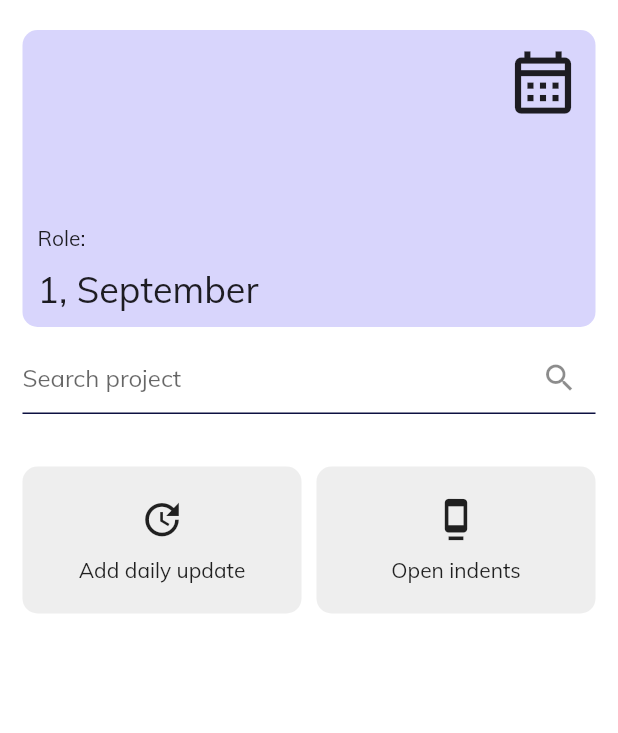
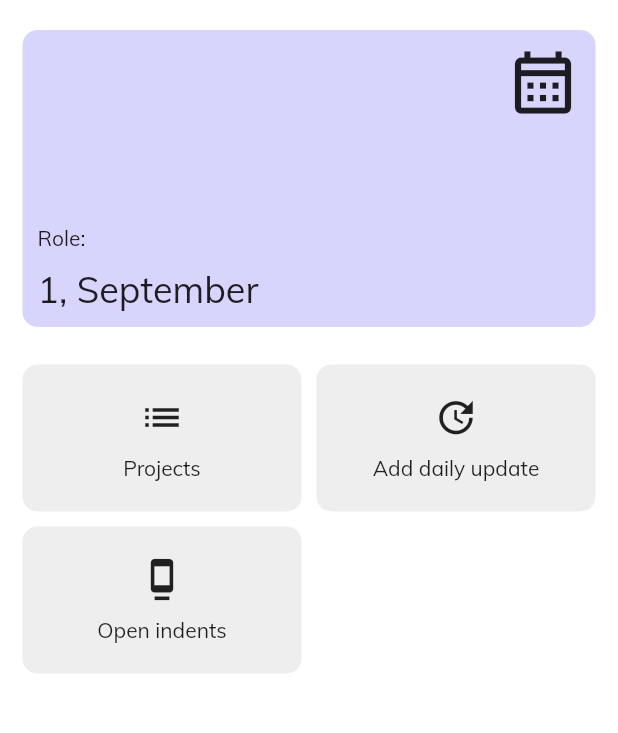
Before and after one commit to aravindathreya/buildahome_final, a Flutter app: the AdminHome widget shown alone on an empty page, opened directly, on a phone screen of 412 x 824 dp, the part 180-913 px from its top. Run offline on Flutter 3.47's test engine with Material 2 defaults, Android fonts, the phone set to English and light mode, and no system bars; our stand-ins replace cached_network_image, file_picker, flutter_spinkit, image_picker, percent_indicator, permission_handler and 2 more; missing offline and left inert: grouped_buttons_ns; accounts and stored records are empty; network calls fail.

Commit message:
Fixing projects

```diff
--- a/lib/AdminDashboard.dart
+++ b/lib/AdminDashboard.dart
@@ -10,6 +10,7 @@ import 'NavMenu.dart';
 import 'main.dart';
 import 'package:buildahome/UserHome.dart';
 import 'package:intl/intl.dart';
+import 'my_projects.dart';
 
 class AdminDashboard extends StatelessWidget {
   final GlobalKey<ScaffoldState> _scaffoldKey = new GlobalKey<ScaffoldState>();
@@ -171,74 +172,74 @@ class AdminHomeState extends State<AdminHome> {
                     ],
                   )),
             ),
-            Container(
-                margin: EdgeInsets.only(bottom: 10, top: 10, left: 15, right: 15),
-                color: Colors.white,
-                child: TextField(
-                  onTap: () {
-                    setState(() {
-                      this.showTopSection = false;
-                      this.readOnly = true;
-                      Future.delayed(
-                        Duration(milliseconds: 100),
-                        () {
-                          setState(() {
-                            this.showProjects = true;
-                            this.readOnly = false;
-                          });
-                        },
-                      );
-                    });
-                  },
-                  onChanged: (text) {
-                    setState(() {});
-                  },
-                  readOnly: this.readOnly,
-                  controller: searchProjectTextController,
-                  focusNode: searchProjectfocusNode,
-                  cursorColor: Color.fromARGB(255, 13, 17, 65),
-                  decoration: InputDecoration(
-                    hoverColor: Color.fromARGB(255, 13, 17, 65),
-                    hintText: 'Search project',
-                    contentPadding: EdgeInsets.only(left: 10, top: 14),
-                    suffixIcon: InkWell(
-                        child: Icon(
-                      Icons.search,
-                    )),
-                    prefixIconConstraints: BoxConstraints(maxWidth: 30),
-                    prefixIcon: Visibility(
-                      visible: !showTopSection,
-                      child: InkWell(
-                        child: Container(
-                          padding: EdgeInsets.zero,
-                          child: Icon(Icons.chevron_left, size: 30),
-                        ),
-                        onTap: () {
-                          setState(() {
-                            searchProjectTextController.text = '';
-                            searchProjectfocusNode.unfocus();
-                          });
-                          this.showProjects = false;
-                          Future.delayed(
-                            Duration(milliseconds: 500),
-                            () {
-                              setState(() {
-                                this.showTopSection = true;
-                              });
-                            },
-                          );
-                        },
-                      ),
-                    ),
-                    focusColor: Color.fromARGB(255, 13, 17, 65),
-                    enabledBorder: UnderlineInputBorder(
-                      borderSide: BorderSide(color: Color.fromARGB(255, 13, 17, 65)),
-                    ),
-                    focusedBorder: UnderlineInputBorder(
-                      borderSide: BorderSide(color: Color.fromARGB(255, 13, 17, 65), width: 2),
-                    ),
-                  ),
-                )),
+            // Container(
+            //     margin: EdgeInsets.only(bottom: 10, top: 10, left: 15, right: 15),
+            //     color: Colors.white,
+            //     child: TextField(
+            //       onTap: () {
+            //         setState(() {
+            //           this.showTopSection = false;
+            //           this.readOnly = true;
+            //           Future.delayed(
+            //             Duration(milliseconds: 100),
+            //             () {
+            //               setState(() {
+            //                 this.showProjects = true;
+            //                 this.readOnly = false;
+            //               });
+            //             },
+            //           );
+            //         });
+            //       },
+            //       onChanged: (text) {
+            //         setState(() {});
+            //       },
+            //       readOnly: this.readOnly,
+            //       controller: searchProjectTextController,
+            //       focusNode: searchProjectfocusNode,
+            //       cursorColor: Color.fromARGB(255, 13, 17, 65),
+            //       decoration: InputDecoration(
+            //         hoverColor: Color.fromARGB(255, 13, 17, 65),
+            //         hintText: 'Search project',
+            //         contentPadding: EdgeInsets.only(left: 10, top: 14),
+            //         suffixIcon: InkWell(
+            //             child: Icon(
+            //           Icons.search,
+            //         )),
+            //         prefixIconConstraints: BoxConstraints(maxWidth: 30),
+            //         prefixIcon: Visibility(
+            //           visible: !showTopSection,
+            //           child: InkWell(
+            //             child: Container(
+            //               padding: EdgeInsets.zero,
+            //               child: Icon(Icons.chevron_left, size: 30),
+            //             ),
+            //             onTap: () {
+            //               setState(() {
+            //                 searchProjectTextController.text = '';
+            //                 searchProjectfocusNode.unfocus();
+            //               });
+            //               this.showProjects = false;
+            //               Future.delayed(
+            //                 Duration(milliseconds: 500),
+            //                 () {
+            //                   setState(() {
+            //                     this.showTopSection = true;
+            //                   });
+            //                 },
+            //               );
+            //             },
+            //           ),
+            //         ),
+            //         focusColor: Color.fromARGB(255, 13, 17, 65),
+            //         enabledBorder: UnderlineInputBorder(
+            //           borderSide: BorderSide(color: Color.fromARGB(255, 13, 17, 65)),
+            //         ),
+            //         focusedBorder: UnderlineInputBorder(
+            //           borderSide: BorderSide(color: Color.fromARGB(255, 13, 17, 65), width: 2),
+            //         ),
+            //       ),
+            //     )),
             Visibility(
                 visible: showProjects,
                 child: ListView.builder(
@@ -295,6 +296,31 @@ class AdminHomeState extends State<AdminHome> {
                           ),
                           child: Column(
                             children: [
+                              Icon(Icons.list, size: 30),
+                              Container(
+                                margin: EdgeInsets.only(top: 10),
+                                child: Text('Projects'),
+                              )
+                            ],
+                          )),
+                      onTap: () {
+                        Navigator.push(
+                          currentWidgetContext,
+                          MaterialPageRoute(builder: (currentWidgetContext) => MyProjects()),
+                        );
+                      },
+                    ),
+                    InkWell(
+                      child: Container(
+                          width: (MediaQuery.of(context).size.width - 40) / 2,
+                          margin: EdgeInsets.all(5),
+                          padding: EdgeInsets.all(20),
+                          decoration: BoxDecoration(
+                            color: Colors.grey[200],
+                            borderRadius: BorderRadius.circular(10),
+                          ),
+                          child: Column(
+                            children: [
                               Icon(Icons.update, size: 30),
                               Container(
                                 margin: EdgeInsets.only(top: 10),
@@ -303,7 +329,7 @@ class AdminHomeState extends State<AdminHome> {
                             ],
                           )),
                       onTap: () {
-                        Navigator.pushReplacement(
+                        Navigator.push(
                           currentWidgetContext,
                           MaterialPageRoute(builder: (currentWidgetContext) => AddDailyUpdate()),
                         );
--- a/lib/UserHome.dart
+++ b/lib/UserHome.dart
@@ -94,7 +94,7 @@ class chipSetNavigationState extends State<chipSetNavigation> {
               });
               print(i);
               UserHomeScreenState().pageController.animateToPage(i,
-                  duration: Duration(milliseconds: 300), curve: Curves.easeIn);
+                  duration: Duration(milliseconds: 100), curve: Curves.elasticInOut);
             },
             child: Container(
                 padding: EdgeInsets.symmetric(horizontal: 20, vertical: 10),
```
Also changed, not shown: lib/my_projects.dart (added, +165 -0 lines), pubspec.lock, 1 other file.
